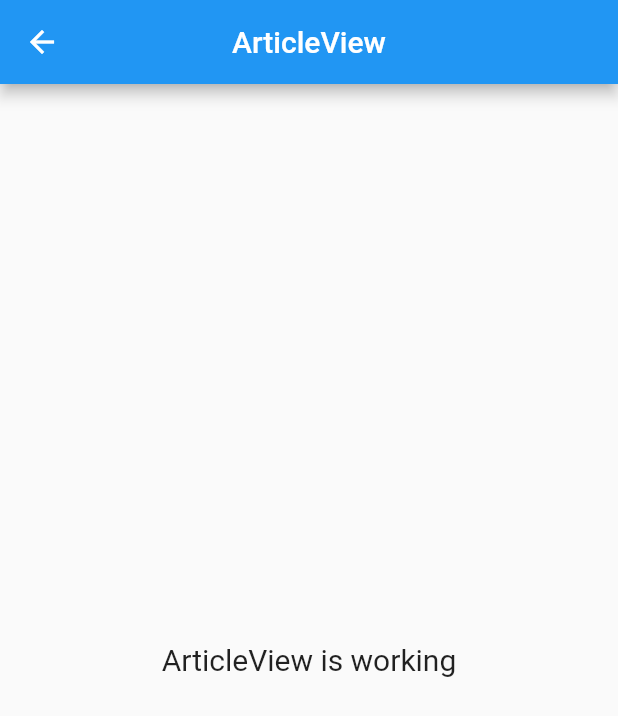
After one commit to jumasheff/flutter_kloop, a Flutter app: the ArticleView screen opened by its route, on a phone screen of 412 x 824 dp. The commit adds this screen. Shown: the top 716 px of the screen. Run offline on Flutter 3.47's test engine with Material 2 defaults, Android fonts, the phone set to English and light mode, and no system bars; our stand-ins replace get.

Commit message:
Add article page

```diff
--- /dev/null
+++ b/lib/app/modules/article/controllers/article_controller.dart
@@ -0,0 +1,18 @@
+import 'package:get/get.dart';
+
+class ArticleController extends GetxController {
+  //TODO: Implement ArticleController
+
+  final count = 0.obs;
+
+  @override
+  void onInit() {}
+
+  @override
+  void onReady() {}
+
+  @override
+  void onClose() {}
+
+  void increment() => count.value++;
+}
--- /dev/null
+++ b/lib/app/modules/article/views/article_view.dart
@@ -0,0 +1,21 @@
+import 'package:flutter/material.dart';
+import 'package:get/get.dart';
+import 'package:flutter_kloop/app/modules/article/controllers/article_controller.dart';
+
+class ArticleView extends GetView<ArticleController> {
+  @override
+  Widget build(BuildContext context) {
+    return Scaffold(
+      appBar: AppBar(
+        title: Text('ArticleView'),
+        centerTitle: true,
+      ),
+      body: Center(
+        child: Text(
+          'ArticleView is working',
+          style: TextStyle(fontSize:20),
+        ),
+      ),
+    );
+  }
+}
--- a/lib/app/routes/app_pages.dart
+++ b/lib/app/routes/app_pages.dart
@@ -1,3 +1,5 @@
+import 'package:flutter_kloop/app/modules/article/views/article_view.dart';
+import 'package:flutter_kloop/app/modules/article/bindings/article_binding.dart';
 import 'package:flutter_kloop/app/modules/home/views/home_view.dart';
 import 'package:flutter_kloop/app/modules/home/bindings/home_binding.dart';
 import 'package:get/get.dart';
@@ -13,5 +15,10 @@ static const INITIAL = Routes.HOME;
       page:()=> HomeView(),
       binding: HomeBinding(),
     ),
+    GetPage(
+      name: Routes.ARTICLE,
+      page:()=> ArticleView(),
+      binding: ArticleBinding(),
+    ),
   ];
 }
--- a/lib/app/routes/app_routes.dart
+++ b/lib/app/routes/app_routes.dart
@@ -4,4 +4,5 @@ part of 'app_pages.dart';
 abstract class Routes{
 
   static const HOME = '/home';
+  static const ARTICLE = '/article';
 }
```
Also changed, not shown: lib/app/modules/article/bindings/article_binding.dart (added, +12 -0 lines), lib/app/modules/home/controllers/article_controller.dart (deleted, +0 -12 lines).
